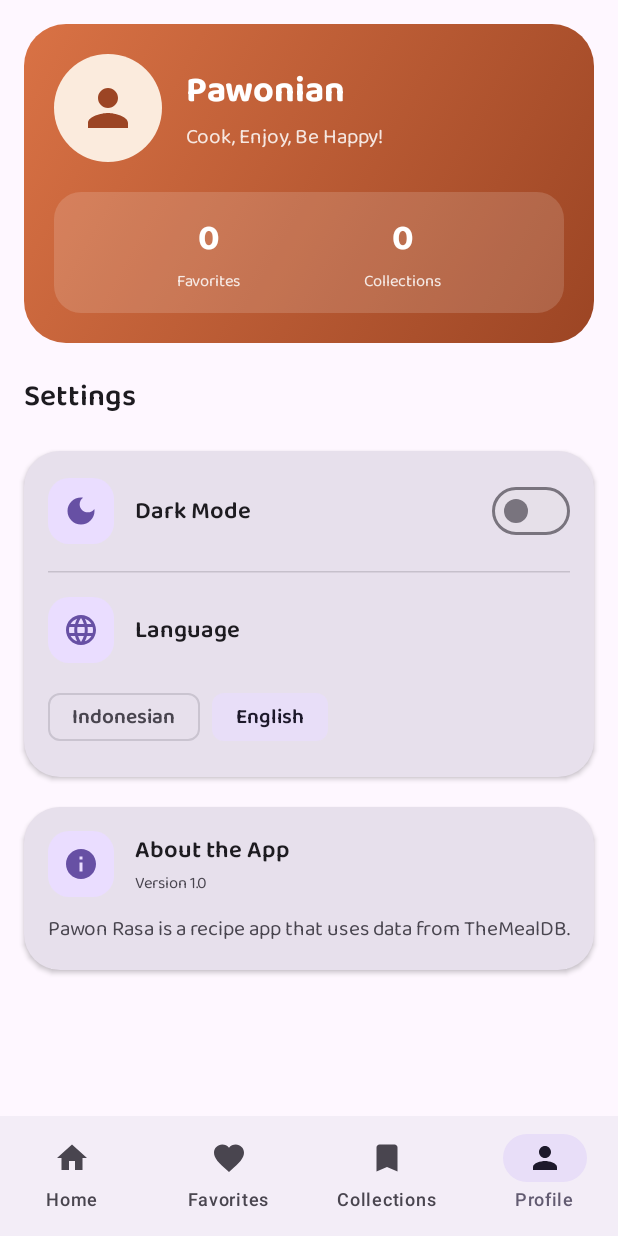
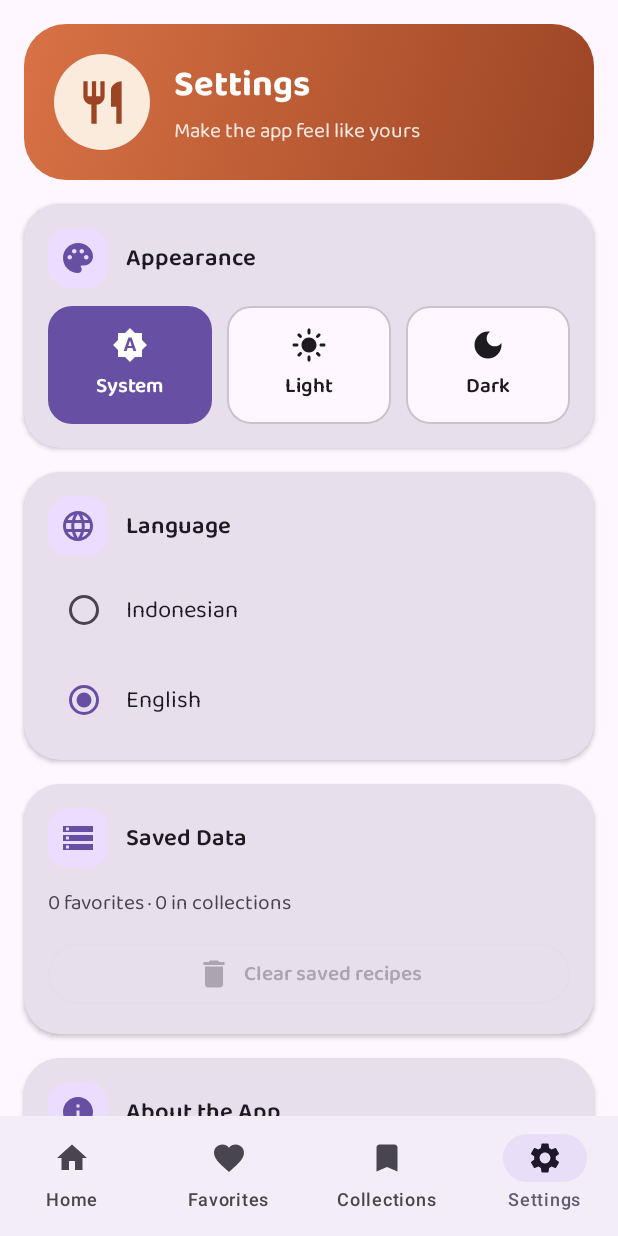
Before and after one commit to naswashakilla/PawonRasa, an Android app built with Jetpack Compose: the screen it shows after launch (MainActivity), item 4 of the bottom bar chosen, on a phone screen of 412 x 824 dp. Run offline under Robolectric (Android 15) with nearby library versions, the phone set to English and light mode, and no system bars; pictures from the network do not load.

Commit message:
halaman pengaturan

```diff
--- a/app/src/main/java/com/shakilla/pawonrasa/ui/theme/AppNavigation.kt
+++ b/app/src/main/java/com/shakilla/pawonrasa/ui/theme/AppNavigation.kt
@@ -4,7 +4,7 @@ import androidx.compose.material.icons.Icons
 import androidx.compose.material.icons.filled.Bookmark
 import androidx.compose.material.icons.filled.Favorite
 import androidx.compose.material.icons.filled.Home
-import androidx.compose.material.icons.filled.Person
+import androidx.compose.material.icons.filled.Settings
 import androidx.compose.material3.Icon
 import androidx.compose.material3.MaterialTheme
 import androidx.compose.material3.NavigationBar
@@ -37,8 +37,7 @@ fun AppNavigation(settings: SettingsViewModel, saved: SavedViewModel) {
         Tab("home", Icons.Default.Home, R.string.nav_home),
         Tab("favorites", Icons.Default.Favorite, R.string.nav_favorites),
         Tab("collections", Icons.Default.Bookmark, R.string.nav_collections),
-        Tab("profile", Icons.Default.Person, R.string.nav_profile)
-    )
+        Tab("settings", Icons.Default.Settings, R.string.nav_settings)    )
     val showBottomBar = tabs.any { it.route == route }
 
     Scaffold(
@@ -90,8 +89,9 @@ fun AppNavigation(settings: SettingsViewModel, saved: SavedViewModel) {
                     contentPadding = innerPadding
                 )
             }
-            composable("profile") {
-                ProfileScreen(settings = settings, saved = saved, contentPadding = innerPadding)            }
+            composable("settings") {
+                SettingsScreen(settings = settings, saved = saved, contentPadding = innerPadding)
+            }
             composable(
                 route = "detail/{id}",
                 arguments = listOf(navArgument("id") { type = NavType.StringType })
--- a/app/src/main/java/com/shakilla/pawonrasa/ui/theme/ProfileScreen.kt
+++ /dev/null
@@ -1,223 +0,0 @@
-package com.shakilla.pawonrasa.ui
-
-import androidx.compose.foundation.background
-import androidx.compose.foundation.isSystemInDarkTheme
-import androidx.compose.foundation.layout.*
-import androidx.compose.foundation.rememberScrollState
-import androidx.compose.foundation.shape.CircleShape
-import androidx.compose.foundation.shape.RoundedCornerShape
-import androidx.compose.foundation.verticalScroll
-import androidx.compose.material.icons.Icons
-import androidx.compose.material.icons.filled.DarkMode
-import androidx.compose.material.icons.filled.Info
-import androidx.compose.material.icons.filled.Language
-import androidx.compose.material.icons.filled.Person
-import androidx.compose.material3.*
-import androidx.compose.runtime.Composable
-import androidx.compose.ui.Alignment
-import androidx.compose.ui.Modifier
-import androidx.compose.ui.graphics.Brush
-import androidx.compose.ui.graphics.Color
-import androidx.compose.ui.graphics.vector.ImageVector
-import androidx.compose.ui.platform.LocalConfiguration
-import androidx.compose.ui.res.stringResource
-import androidx.compose.ui.unit.dp
-import com.shakilla.pawonrasa.R
-import com.shakilla.pawonrasa.viewmodel.SavedViewModel
-import com.shakilla.pawonrasa.viewmodel.SettingsViewModel
-
-@Composable
-fun ProfileScreen(
-    settings: SettingsViewModel,
-    saved: SavedViewModel,
-    contentPadding: PaddingValues = PaddingValues()
-) {
-    val lang = LocalConfiguration.current.locales[0].language
-    val isIndonesian = lang == "in" || lang == "id"
-    val isDark = settings.darkMode ?: isSystemInDarkTheme()
-    val favCount = saved.items.count { it.isFavorite }
-    val colCount = saved.items.count { it.inCollection }
-
-    Column(
-        modifier = Modifier
-            .fillMaxSize()
-            .verticalScroll(rememberScrollState())
-            .padding(contentPadding)
-            .padding(16.dp),
-        verticalArrangement = Arrangement.spacedBy(20.dp)
-    ) {
-        // Kartu header
-        Box(
-            modifier = Modifier
-                .fillMaxWidth()
-                .background(
-                    Brush.linearGradient(listOf(Color(0xFFD97245), Color(0xFF9C4524))),
-                    RoundedCornerShape(28.dp)
-                )
-                .padding(20.dp)
-        ) {
-            Column {
-                Row(verticalAlignment = Alignment.CenterVertically) {
-                    Surface(
-                        shape = CircleShape,
-                        color = Color(0xFFFBEBDD),
-                        modifier = Modifier.size(72.dp)
-                    ) {
-                        Box(contentAlignment = Alignment.Center) {
-                            Icon(
-                                Icons.Default.Person,
-                                contentDescription = null,
-                                tint = Color(0xFF9C4524),
-                                modifier = Modifier.size(40.dp)
-                            )
-                        }
-                    }
-                    Spacer(Modifier.width(16.dp))
-                    Column {
-                        Text(
-                            stringResource(R.string.profile_name),
-                            style = MaterialTheme.typography.headlineMedium,
-                            color = Color.White
-                        )
-                        Text(
-                            stringResource(R.string.profile_bio),
-                            style = MaterialTheme.typography.bodyMedium,
-                            color = Color.White.copy(alpha = 0.85f)
-                        )
-                    }
-                }
-                Spacer(Modifier.height(20.dp))
-                Row(
-                    modifier = Modifier
-                        .fillMaxWidth()
-                        .background(Color.White.copy(alpha = 0.15f), RoundedCornerShape(18.dp))
-                        .padding(vertical = 12.dp),
-                    horizontalArrangement = Arrangement.SpaceEvenly
-                ) {
-                    Stat(count = favCount, label = stringResource(R.string.nav_favorites))
-                    Stat(count = colCount, label = stringResource(R.string.nav_collections))
-                }
-            }
-        }
-
-        // Pengaturan
-        Text(
-            stringResource(R.string.settings_title),
-            style = MaterialTheme.typography.titleLarge,
-            color = MaterialTheme.colorScheme.onBackground
-        )
-        Card(
-            shape = RoundedCornerShape(24.dp),
-            elevation = CardDefaults.cardElevation(defaultElevation = 2.dp),
-            colors = CardDefaults.cardColors(
-                containerColor = MaterialTheme.colorScheme.surfaceVariant
-            )
-        ) {
-            Column(Modifier.padding(16.dp), verticalArrangement = Arrangement.spacedBy(16.dp)) {
-                // Mode gelap
-                Row(verticalAlignment = Alignment.CenterVertically) {
-                    IconBadge(Icons.Default.DarkMode)
-                    Spacer(Modifier.width(14.dp))
-                    Text(
-                        stringResource(R.string.dark_mode),
-                        style = MaterialTheme.typography.titleMedium,
-                        color = MaterialTheme.colorScheme.onSurface,
-                        modifier = Modifier.weight(1f)
-                    )
-                    Switch(checked = isDark, onCheckedChange = { settings.setDark(it) })
-                }
-
-                HorizontalDivider(color = MaterialTheme.colorScheme.outline.copy(alpha = 0.3f))
-
-                // Bahasa
-                Column {
-                    Row(verticalAlignment = Alignment.CenterVertically) {
-                        IconBadge(Icons.Default.Language)
-                        Spacer(Modifier.width(14.dp))
-                        Text(
-                            stringResource(R.string.language),
-                            style = MaterialTheme.typography.titleMedium,
-                            color = MaterialTheme.colorScheme.onSurface
-                        )
-                    }
-                    Spacer(Modifier.height(12.dp))
-                    Row(horizontalArrangement = Arrangement.spacedBy(8.dp)) {
-                        FilterChip(
-                            selected = isIndonesian,
-                            onClick = { settings.setLanguage("id") },
-                            label = { Text(stringResource(R.string.language_indonesian)) }
-                        )
-                        FilterChip(
-                            selected = !isIndonesian,
-                            onClick = { settings.setLanguage("en") },
-                            label = { Text(stringResource(R.string.language_english)) }
-                        )
-                    }
-                }
-            }
-        }
-
-        // Tentang
-        Card(
-            shape = RoundedCornerShape(24.dp),
-            elevation = CardDefaults.cardElevation(defaultElevation = 2.dp),
-            colors = CardDefaults.cardColors(
-                containerColor = MaterialTheme.colorScheme.surfaceVariant
-            )
-        ) {
-            Column(Modifier.padding(16.dp)) {
-                Row(verticalAlignment = Alignment.CenterVertically) {
-                    IconBadge(Icons.Default.Info)
-                    Spacer(Modifier.width(14.dp))
-                    Column {
-                        Text(
-                            stringResource(R.string.about_app),
-                            style = MaterialTheme.typography.titleMedium,
-                            color = MaterialTheme.colorScheme.onSurface
-                        )
-                        Text(
-                            stringResource(R.string.app_version),
-                            style = MaterialTheme.typography.labelSmall,
-                            color = MaterialTheme.colorScheme.onSurfaceVariant
-                        )
-                    }
-                }
-                Spacer(Modifier.height(10.dp))
-                Text(
-                    stringResource(R.string.about_desc),
-                    style = MaterialTheme.typography.bodyMedium,
-                    color = MaterialTheme.colorScheme.onSurfaceVariant
-                )
-            }
-        }
-    }
-}
-
-@Composable
-private fun Stat(count: Int, label: String) {
-    Column(horizontalAlignment = Alignment.CenterHorizontally) {
-        Text(
-            text = "$count",
-            style = MaterialTheme.typography.headlineMedium,
-            color = Color.White
-        )
-        Text(
-            text = label,
-            style = MaterialTheme.typography.labelSmall,
-            color = Color.White.copy(alpha = 0.85f)
-        )
-    }
-}
-
-@Composable
-private fun IconBadge(icon: ImageVector) {
-    Surface(
-        shape = RoundedCornerShape(14.dp),
-        color = MaterialTheme.colorScheme.primaryContainer,
-        modifier = Modifier.size(44.dp)
-    ) {
-        Box(contentAlignment = Alignment.Center) {
-            Icon(icon, contentDescription = null, tint = MaterialTheme.colorScheme.primary)
-        }
-    }
-}
--- /dev/null
+++ b/app/src/main/java/com/shakilla/pawonrasa/ui/theme/SettingsScreen.kt
@@ -0,0 +1,303 @@
+package com.shakilla.pawonrasa.ui
+
+import androidx.compose.foundation.BorderStroke
+import androidx.compose.foundation.background
+import androidx.compose.foundation.clickable
+import androidx.compose.foundation.isSystemInDarkTheme
+import androidx.compose.foundation.layout.*
+import androidx.compose.foundation.rememberScrollState
+import androidx.compose.foundation.shape.CircleShape
+import androidx.compose.foundation.shape.RoundedCornerShape
+import androidx.compose.foundation.verticalScroll
+import androidx.compose.material.icons.Icons
+import androidx.compose.material.icons.filled.BrightnessAuto
+import androidx.compose.material.icons.filled.DarkMode
+import androidx.compose.material.icons.filled.Delete
+import androidx.compose.material.icons.filled.Info
+import androidx.compose.material.icons.filled.Language
+import androidx.compose.material.icons.filled.LightMode
+import androidx.compose.material.icons.filled.Palette
+import androidx.compose.material.icons.filled.Restaurant
+import androidx.compose.material.icons.filled.Storage
+import androidx.compose.material3.*
+import androidx.compose.runtime.Composable
+import androidx.compose.runtime.getValue
+import androidx.compose.runtime.mutableStateOf
+import androidx.compose.runtime.saveable.rememberSaveable
+import androidx.compose.runtime.setValue
+import androidx.compose.ui.Alignment
+import androidx.compose.ui.Modifier
+import androidx.compose.ui.graphics.Brush
+import androidx.compose.ui.graphics.Color
+import androidx.compose.ui.graphics.vector.ImageVector
+import androidx.compose.ui.platform.LocalConfiguration
+import androidx.compose.ui.res.stringResource
+import androidx.compose.ui.unit.dp
+import com.shakilla.pawonrasa.R
+import com.shakilla.pawonrasa.viewmodel.SavedViewModel
+import com.shakilla.pawonrasa.viewmodel.SettingsViewModel
+
+@Composable
+fun SettingsScreen(
+    settings: SettingsViewModel,
+    saved: SavedViewModel,
+    contentPadding: PaddingValues = PaddingValues()
+) {
+    val lang = LocalConfiguration.current.locales[0].language
+    val isIndonesian = lang == "in" || lang == "id"
+    val favCount = saved.items.count { it.isFavorite }
+    val colCount = saved.items.count { it.inCollection }
+    var showDialog by rememberSaveable { mutableStateOf(false) }
+
+    Column(
+        modifier = Modifier
+            .fillMaxSize()
+            .verticalScroll(rememberScrollState())
+            .padding(contentPadding)
+            .padding(16.dp),
+        verticalArrangement = Arrangement.spacedBy(16.dp)
+    ) {
+        // Header brand
+        Box(
+            modifier = Modifier
+                .fillMaxWidth()
+                .background(
+                    Brush.linearGradient(listOf(Color(0xFFD97245), Color(0xFF9C4524))),
+                    RoundedCornerShape(28.dp)
+                )
+                .padding(20.dp)
+        ) {
+            Row(verticalAlignment = Alignment.CenterVertically) {
+                Surface(
+                    shape = CircleShape,
+                    color = Color(0xFFFBEBDD),
+                    modifier = Modifier.size(64.dp)
+                ) {
+                    Box(contentAlignment = Alignment.Center) {
+                        Icon(
+                            Icons.Default.Restaurant,
+                            contentDescription = null,
+                            tint = Color(0xFF9C4524),
+                            modifier = Modifier.size(34.dp)
+                        )
+                    }
+                }
+                Spacer(Modifier.width(16.dp))
+                Column {
+                    Text(
+                        stringResource(R.string.settings_title),
+                        style = MaterialTheme.typography.headlineMedium,
+                        color = Color.White
+                    )
+                    Text(
+                        stringResource(R.string.settings_subtitle),
+                        style = MaterialTheme.typography.bodyMedium,
+                        color = Color.White.copy(alpha = 0.85f)
+                    )
+                }
+            }
+        }
+
+        // Tampilan
+        SettingsCard(title = stringResource(R.string.appearance), icon = Icons.Default.Palette) {
+            Row(horizontalArrangement = Arrangement.spacedBy(10.dp)) {
+                ThemeOption(
+                    selected = settings.darkMode == null,
+                    icon = Icons.Default.BrightnessAuto,
+                    label = stringResource(R.string.theme_system),
+                    onClick = { settings.setThemeMode(null) },
+                    modifier = Modifier.weight(1f)
+                )
+                ThemeOption(
+                    selected = settings.darkMode == false,
+                    icon = Icons.Default.LightMode,
+                    label = stringResource(R.string.theme_light),
+                    onClick = { settings.setThemeMode(false) },
+                    modifier = Modifier.weight(1f)
+                )
+                ThemeOption(
+                    selected = settings.darkMode == true,
+                    icon = Icons.Default.DarkMode,
+                    label = stringResource(R.string.theme_dark),
+                    onClick = { settings.setThemeMode(true) },
+                    modifier = Modifier.weight(1f)
+                )
+            }
+        }
+
+        // Bahasa
+        SettingsCard(title = stringResource(R.string.language), icon = Icons.Default.Language) {
+            LanguageRow(
+                label = stringResource(R.string.language_indonesian),
+                selected = isIndonesian,
+                onClick = { settings.setLanguage("id") }
+            )
+            LanguageRow(
+                label = stringResource(R.string.language_english),
+                selected = !isIndonesian,
+                onClick = { settings.setLanguage("en") }
+            )
+        }
+
+        // Data tersimpan
+        SettingsCard(title = stringResource(R.string.saved_data), icon = Icons.Default.Storage) {
+            Text(
+                stringResource(R.string.saved_summary, favCount, colCount),
+                style = MaterialTheme.typography.bodyMedium,
+                color = MaterialTheme.colorScheme.onSurfaceVariant
+            )
+            OutlinedButton(
+                onClick = { showDialog = true },
+                enabled = favCount + colCount > 0,
+                colors = ButtonDefaults.outlinedButtonColors(
+                    contentColor = MaterialTheme.colorScheme.error
+                ),
+                modifier = Modifier.fillMaxWidth()
+            ) {
+                Icon(Icons.Default.Delete, contentDescription = null)
+                Spacer(Modifier.width(8.dp))
+                Text(stringResource(R.string.clear_saved))
+            }
+        }
+
+        // Tentang
+        SettingsCard(title = stringResource(R.string.about_app), icon = Icons.Default.Info) {
+            Text(
+                stringResource(R.string.about_desc),
+                style = MaterialTheme.typography.bodyMedium,
+                color = MaterialTheme.colorScheme.onSurfaceVariant
+            )
+            InfoRow(stringResource(R.string.data_source), "TheMealDB")
+            InfoRow(stringResource(R.string.app_name), stringResource(R.string.app_version))
+        }
+    }
+
+    if (showDialog) {
+        AlertDialog(
+            onDismissRequest = { showDialog = false },
+            title = { Text(stringResource(R.string.clear_title)) },
+            text = { Text(stringResource(R.string.clear_message)) },
+            confirmButton = {
+                TextButton(onClick = {
+                    saved.clearAll()
+                    showDialog = false
+                }) {
+                    Text(
+                        stringResource(R.string.delete),
+                        color = MaterialTheme.colorScheme.error
+                    )
+                }
+            },
+            dismissButton = {
+                TextButton(onClick = { showDialog = false }) {
+                    Text(stringResource(R.string.cancel))
+                }
+            }
+        )
+    }
+}
+
+@Composable
+private fun SettingsCard(
+    title: String,
+    icon: ImageVector,
+    content: @Composable ColumnScope.() -> Unit
+) {
+    Card(
+        shape = RoundedCornerShape(24.dp),
+        elevation = CardDefaults.cardElevation(defaultElevation = 2.dp),
+        colors = CardDefaults.cardColors(
+            containerColor = MaterialTheme.colorScheme.surfaceVariant
+        ),
+        modifier = Modifier.fillMaxWidth()
+    ) {
+        Column(
+            modifier = Modifier.padding(16.dp),
+            verticalArrangement = Arrangement.spacedBy(12.dp)
+        ) {
+            Row(verticalAlignment = Alignment.CenterVertically) {
+                Surface(
+                    shape = RoundedCornerShape(14.dp),
+                    color = MaterialTheme.colorScheme.primaryContainer,
+                    modifier = Modifier.size(40.dp)
+                ) {
+                    Box(contentAlignment = Alignment.Center) {
+                        Icon(icon, contentDescription = null, tint = MaterialTheme.colorScheme.primary)
+                    }
+                }
+                Spacer(Modifier.width(12.dp))
+                Text(
+                    title,
+                    style = MaterialTheme.typography.titleMedium,
+                    color = MaterialTheme.colorScheme.onSurface
+                )
+            }
+            content()
+        }
+    }
+}
+
+@Composable
+private fun ThemeOption(
+    selected: Boolean,
+    icon: ImageVector,
+    label: String,
+    onClick: () -> Unit,
+    modifier: Modifier = Modifier
+) {
+    Surface(
+        onClick = onClick,
+        shape = RoundedCornerShape(16.dp),
+        color = if (selected) MaterialTheme.colorScheme.primary
+        else MaterialTheme.colorScheme.surface,
+        border = if (selected) null
+        else BorderStroke(1.dp, MaterialTheme.colorScheme.outline.copy(alpha = 0.4f)),
+        modifier = modifier
+    ) {
+        Column(
+            horizontalAlignment = Alignment.CenterHorizontally,
+            modifier = Modifier.padding(vertical = 14.dp)
+        ) {
+            val tint = if (selected) MaterialTheme.colorScheme.onPrimary
+            else MaterialTheme.colorScheme.onSurface
+            Icon(icon, contentDescription = null, tint = tint)
+            Spacer(Modifier.height(4.dp))
+            Text(label, style = MaterialTheme.typography.labelLarge, color = tint)
+        }
+    }
+}
+
+@Composable
+private fun LanguageRow(label: String, selected: Boolean, onClick: () -> Unit) {
+    Row(
+        verticalAlignment = Alignment.CenterVertically,
+        modifier = Modifier
+            .fillMaxWidth()
+            .clickable(onClick = onClick)
+    ) {
+        RadioButton(selected = selected, onClick = onClick)
+        Spacer(Modifier.width(4.dp))
+        Text(
+            label,
+            style = MaterialTheme.typography.bodyLarge,
+            color = MaterialTheme.colorScheme.onSurface
+        )
+    }
+}
+
+@Composable
+private fun InfoRow(label: String, value: String) {
+    Row(modifier = Modifier.fillMaxWidth()) {
+        Text(
+            label,
+            style = MaterialTheme.typography.bodyMedium,
+            color = MaterialTheme.colorScheme.onSurfaceVariant,
+            modifier = Modifier.weight(1f)
+        )
+        Text(
+            value,
+            style = MaterialTheme.typography.labelLarge,
+            color = MaterialTheme.colorScheme.onSurface
+        )
+    }
+}
--- a/app/src/main/java/com/shakilla/pawonrasa/viewmodel/SavedViewModel.kt
+++ b/app/src/main/java/com/shakilla/pawonrasa/viewmodel/SavedViewModel.kt
@@ -45,4 +45,8 @@ class SavedViewModel(app: Application) : AndroidViewModel(app) {
 
     fun isFavorite(id: String) = items.any { it.id == id && it.isFavorite }
     fun inCollection(id: String) = items.any { it.id == id && it.inCollection }
+    fun clearAll() {
+        items = emptyList()
+        prefs.edit().remove("items").apply()
+    }
 }
--- a/app/src/main/java/com/shakilla/pawonrasa/viewmodel/SettingsViewModel.kt
+++ b/app/src/main/java/com/shakilla/pawonrasa/viewmodel/SettingsViewModel.kt
@@ -13,16 +13,20 @@ class SettingsViewModel(app: Application) : AndroidViewModel(app) {
 
     private val prefs = app.getSharedPreferences("settings", Context.MODE_PRIVATE)
 
+    // null = ikuti sistem, true = gelap, false = terang
     var darkMode by mutableStateOf<Boolean?>(
         if (prefs.contains("dark")) prefs.getBoolean("dark", false) else null
     )
         private set
 
-    fun setDark(value: Boolean) {
+    fun setThemeMode(value: Boolean?) {
         darkMode = value
-        prefs.edit().putBoolean("dark", value).apply()
+        prefs.edit().apply {
+            if (value == null) remove("dark") else putBoolean("dark", value)
+        }.apply()
     }
 
+    // tag: "en" atau "id"
     fun setLanguage(tag: String) {
         AppCompatDelegate.setApplicationLocales(LocaleListCompat.forLanguageTags(tag))
     }
--- a/app/src/main/res/values/strings.xml
+++ b/app/src/main/res/values/strings.xml
@@ -56,4 +56,19 @@
 
     <string name="settings_title">Settings</string>
     <string name="app_version">Version 1.0</string>
+
+    <string name="nav_settings">Settings</string>
+    <string name="settings_subtitle">Make the app feel like yours</string>
+    <string name="appearance">Appearance</string>
+    <string name="theme_system">System</string>
+    <string name="theme_light">Light</string>
+    <string name="theme_dark">Dark</string>
+    <string name="saved_data">Saved Data</string>
+    <string name="saved_summary">%1$d favorites · %2$d in collections</string>
+    <string name="clear_saved">Clear saved recipes</string>
+    <string name="clear_title">Clear all saved recipes?</string>
+    <string name="clear_message">All favorites and collections will be removed. This cannot be undone.</string>
+    <string name="cancel">Cancel</string>
+    <string name="delete">Delete</string>
+    <string name="data_source">Data source</string>
 </resources>
```
Also changed, not shown: 1 other file.
